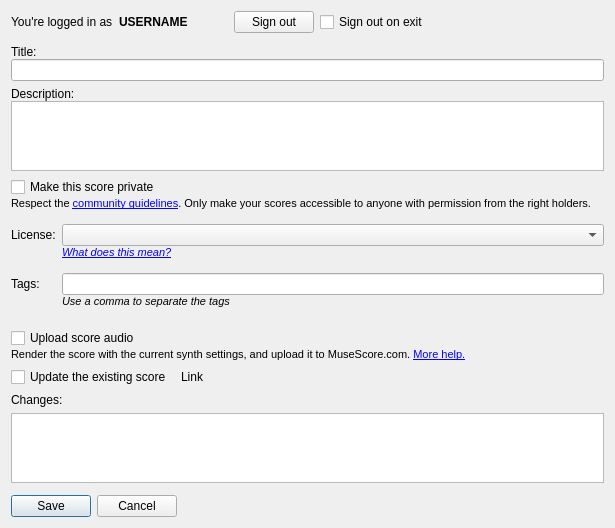
lasconic/MuseScore, file mscore/uploadscoredialog.ui: the form before one commit.
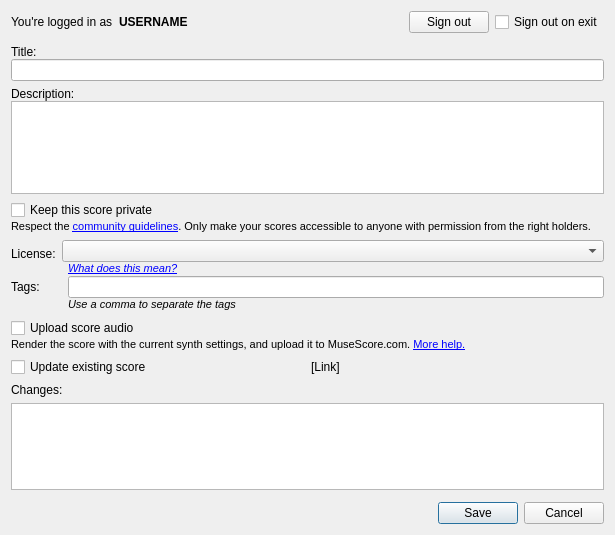
The form after the commit.

Commit message: more fixes, replace FormLayout by GridLayout

```diff
--- a/mscore/uploadscoredialog.ui
+++ b/mscore/uploadscoredialog.ui
@@ -7,7 +7,7 @@
     <x>0</x>
     <y>0</y>
     <width>615</width>
-    <height>438</height>
+    <height>535</height>
    </rect>
   </property>
   <property name="windowTitle">
@@ -16,7 +16,7 @@
   <property name="modal">
    <bool>true</bool>
   </property>
-  <layout class="QFormLayout" name="formLayout_2">
+  <layout class="QGridLayout" name="gridLayout">
    <property name="verticalSpacing">
     <number>12</number>
    </property>
@@ -74,14 +74,11 @@
      </item>
     </layout>
    </item>
-   <item row="1" column="0" colspan="2">
+   <item row="1" column="0">
     <layout class="QVBoxLayout" name="verticalLayout">
      <property name="spacing">
       <number>6</number>
      </property>
-     <property name="sizeConstraint">
-      <enum>QLayout::SetMaximumSize</enum>
-     </property>
      <item>
       <layout class="QVBoxLayout" name="verticalLayout_2">
        <property name="spacing">
@@ -129,32 +126,26 @@
          <property name="sizeAdjustPolicy">
           <enum>QAbstractScrollArea::AdjustToContentsOnFirstShow</enum>
          </property>
-         <property name="plainText">
-          <string notr="true"/>
-         </property>
         </widget>
        </item>
       </layout>
      </item>
      <item>
-      <layout class="QFormLayout" name="formLayout">
-       <property name="labelAlignment">
-        <set>Qt::AlignLeading|Qt::AlignLeft|Qt::AlignVCenter</set>
-       </property>
+      <layout class="QGridLayout" name="gridLayout_2">
        <property name="horizontalSpacing">
         <number>6</number>
        </property>
        <property name="verticalSpacing">
         <number>0</number>
        </property>
-       <item row="0" column="0" colspan="2">
+       <item row="0" column="0" colspan="3">
         <widget class="QCheckBox" name="cbPrivate">
          <property name="text">
-          <string>Make this score private</string>
+          <string>Keep this score private</string>
          </property>
         </widget>
        </item>
-       <item row="1" column="0" colspan="2">
+       <item row="1" column="0" colspan="3">
         <widget class="QLabel" name="privateHelp">
          <property name="text">
           <string notr="true">&lt;!DOCTYPE HTML PUBLIC &quot;-//W3C//DTD HTML 4.0//EN&quot; &quot;http://www.w3.org/TR/REC-html40/strict.dtd&quot;&gt;
@@ -163,9 +154,6 @@
 &lt;/style&gt;&lt;/head&gt;&lt;body style=&quot; font-family:'MS Shell Dlg 2'; font-size:8.25pt; font-weight:400; font-style:normal;&quot;&gt;
 &lt;p style=&quot; margin-top:0px; margin-bottom:0px; margin-left:0px; margin-right:0px; -qt-block-indent:0; text-indent:0px;&quot;&gt;&lt;span style=&quot; font-size:8pt;&quot;&gt;Respect the &lt;/span&gt;&lt;a href=&quot;https://musescore.com/community-guidelines&quot;&gt;&lt;span style=&quot; font-size:8pt; text-decoration: underline; color:#0000ff;&quot;&gt;community guidelines&lt;/span&gt;&lt;/a&gt;&lt;span style=&quot; font-size:8pt;&quot;&gt;. Only make your scores accessible to anyone with permission from the right holders.&lt;/span&gt;&lt;/p&gt;&lt;/body&gt;&lt;/html&gt;</string>
          </property>
-         <property name="alignment">
-          <set>Qt::AlignLeading|Qt::AlignLeft|Qt::AlignTop</set>
-         </property>
          <property name="wordWrap">
           <bool>true</bool>
          </property>
@@ -174,11 +162,15 @@
          </property>
         </widget>
        </item>
-       <item row="5" column="0">
+       <item row="2" column="0" rowspan="2">
+        <widget class="QLabel" name="label_spacer"/>
+       </item>
+       <item row="3" column="1" rowspan="3" colspan="2">
+        <widget class="QComboBox" name="license">
+        </widget>
+       </item>
+       <item row="4" column="0">
         <widget class="QLabel" name="lblLicense">
-         <property name="enabled">
-          <bool>true</bool>
-         </property>
          <property name="sizePolicy">
           <sizepolicy hsizetype="Fixed" vsizetype="Preferred">
            <horstretch>0</horstretch>
@@ -196,14 +188,7 @@
          </property>
         </widget>
        </item>
-       <item row="5" column="1">
-        <widget class="QComboBox" name="license">
-         <property name="enabled">
-          <bool>true</bool>
-         </property>
-        </widget>
-       </item>
-       <item row="6" column="1">
+       <item row="5" column="2" rowspan="2">
         <widget class="QLabel" name="licenseHelp">
          <property name="text">
           <string notr="true">&lt;!DOCTYPE HTML PUBLIC &quot;-//W3C//DTD HTML 4.0//EN&quot; &quot;http://www.w3.org/TR/REC-html40/strict.dtd&quot;&gt;
@@ -212,9 +197,6 @@
 &lt;/style&gt;&lt;/head&gt;&lt;body style=&quot; font-family:'MS Shell Dlg 2'; font-size:8.25pt; font-weight:400; font-style:normal;&quot;&gt;
 &lt;p style=&quot; margin-top:0px; margin-bottom:0px; margin-left:0px; margin-right:0px; -qt-block-indent:0; text-indent:0px;&quot;&gt;&lt;a href=&quot;http://redirect.musescore.com/help/license&quot;&gt;&lt;span style=&quot; font-style:italic; text-decoration: underline; color:#0000ff;&quot;&gt;What does this mean?&lt;/span&gt;&lt;/a&gt;&lt;/p&gt;&lt;/body&gt;&lt;/html&gt;</string>
          </property>
-         <property name="alignment">
-          <set>Qt::AlignLeading|Qt::AlignLeft|Qt::AlignTop</set>
-         </property>
          <property name="margin">
           <number>0</number>
          </property>
@@ -223,14 +205,10 @@
          </property>
         </widget>
        </item>
+       <item row="6" column="0">
+        <widget class="QLabel" name="label_spacer_2"/>
+       </item>
        <item row="7" column="0">
-        <widget class="QLabel" name="label_spacer_2">
-         <property name="text">
-          <string/>
-         </property>
-        </widget>
-       </item>
-       <item row="8" column="0">
         <widget class="QLabel" name="lblTag">
          <property name="sizePolicy">
           <sizepolicy hsizetype="Fixed" vsizetype="Preferred">
@@ -247,12 +225,9 @@
          <property name="text">
           <string>Tags:</string>
          </property>
-         <property name="alignment">
-          <set>Qt::AlignLeading|Qt::AlignLeft|Qt::AlignVCenter</set>
-         </property>
         </widget>
        </item>
-       <item row="8" column="1">
+       <item row="7" column="2">
         <widget class="QLineEdit" name="tags">
          <property name="sizePolicy">
           <sizepolicy hsizetype="Expanding" vsizetype="Fixed">
@@ -262,7 +237,10 @@
          </property>
         </widget>
        </item>
-       <item row="9" column="1">
+       <item row="8" column="0">
+        <widget class="QLabel" name="label_spacer_3"/>
+       </item>
+       <item row="8" column="2">
         <widget class="QLabel" name="tagsHelp">
          <property name="font">
           <font>
@@ -276,29 +254,12 @@
 &lt;/style&gt;&lt;/head&gt;&lt;body style=&quot; font-family:'MS Shell Dlg 2'; font-size:8pt; font-weight:400;&quot;&gt;
 &lt;p style=&quot; margin-top:0px; margin-bottom:0px; margin-left:0px; margin-right:0px; -qt-block-indent:0; text-indent:0px;&quot;&gt;Use a comma to separate the tags&lt;/p&gt;&lt;/body&gt;&lt;/html&gt;</string>
          </property>
-         <property name="alignment">
-          <set>Qt::AlignLeading|Qt::AlignLeft|Qt::AlignTop</set>
-         </property>
-        </widget>
-       </item>
-       <item row="10" column="0">
-        <widget class="QLabel" name="label_spacer_3">
-         <property name="text">
-          <string/>
-         </property>
-        </widget>
-       </item>
-       <item row="4" column="0">
-        <widget class="QLabel" name="label_spacer">
-         <property name="text">
-          <string/>
-         </property>
         </widget>
        </item>
       </layout>
      </item>
      <item>
-      <layout class="QFormLayout" name="formLayout_3">
+      <layout class="QGridLayout" name="gridLayout_3">
        <property name="verticalSpacing">
         <number>0</number>
        </property>
@@ -309,7 +270,7 @@
          </property>
         </widget>
        </item>
-       <item row="1" column="0" colspan="2">
+       <item row="1" column="0">
         <widget class="QLabel" name="uploadAudioHelp">
          <property name="mouseTracking">
           <bool>true</bool>
@@ -321,9 +282,6 @@
 &lt;/style&gt;&lt;/head&gt;&lt;body style=&quot; font-family:'MS Shell Dlg 2'; font-size:8.25pt; font-weight:400; font-style:normal;&quot;&gt;
 &lt;p style=&quot; margin-top:0px; margin-bottom:0px; margin-left:0px; margin-right:0px; -qt-block-indent:0; text-indent:0px;&quot;&gt;&lt;span style=&quot; font-size:8pt;&quot;&gt;Render the score with the current synth settings, and upload it to MuseScore.com. &lt;/span&gt;&lt;a href=&quot;https://musescore.com/community-guidelines&quot;&gt;&lt;span style=&quot; font-size:8pt; text-decoration: underline; color:#0000ff;&quot;&gt;More help.&lt;/span&gt;&lt;/a&gt;&lt;/p&gt;&lt;/body&gt;&lt;/html&gt;</string>
          </property>
-         <property name="alignment">
-          <set>Qt::AlignLeading|Qt::AlignLeft|Qt::AlignTop</set>
-         </property>
          <property name="wordWrap">
           <bool>true</bool>
          </property>
@@ -335,18 +293,18 @@
       </layout>
      </item>
      <item>
-      <layout class="QFormLayout" name="formLayout_4">
+      <layout class="QGridLayout" name="gridLayout_4">
        <item row="0" column="0">
         <widget class="QCheckBox" name="updateExistingCb">
          <property name="text">
-          <string>Update the existing score </string>
+          <string>Update existing score</string>
          </property>
         </widget>
        </item>
        <item row="0" column="1">
         <widget class="QLabel" name="linkToScore">
          <property name="text">
-          <string notr="true" extracomment="Hyperlink">Link</string>
+          <string notr="true" extracomment="Hyperlink">[Link]</string>
          </property>
          <property name="openExternalLinks">
           <bool>true</bool>
```
Left out of the diff: 17 changed lines with no effect on the pictures. The commit also changes 1 other file.
